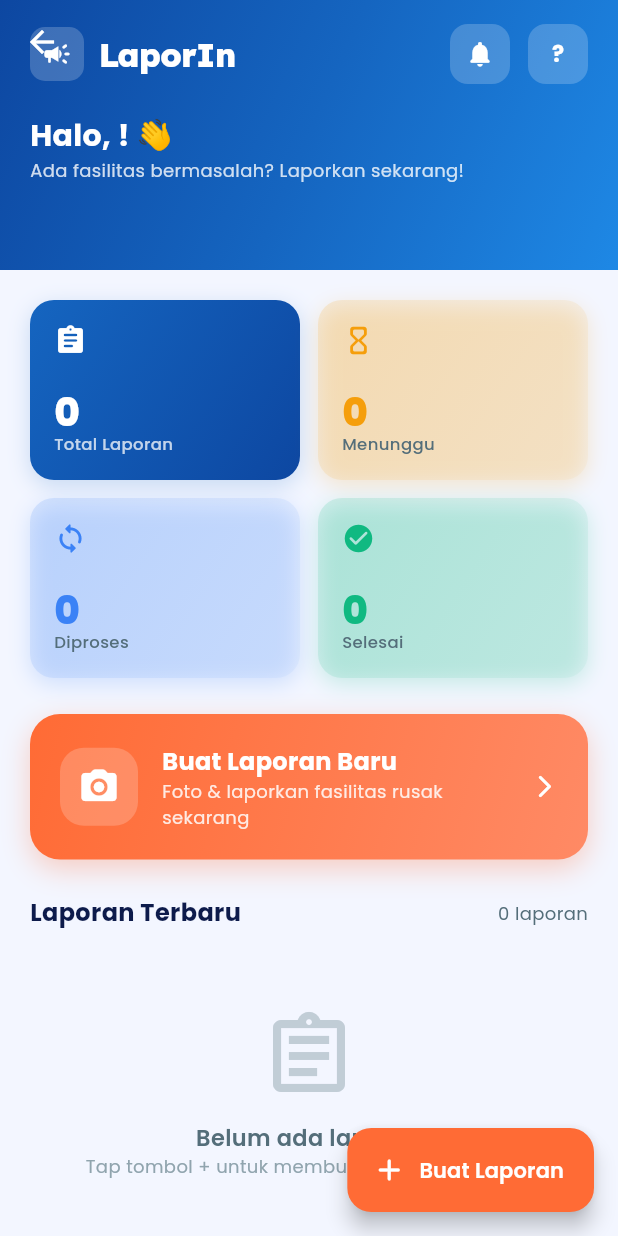
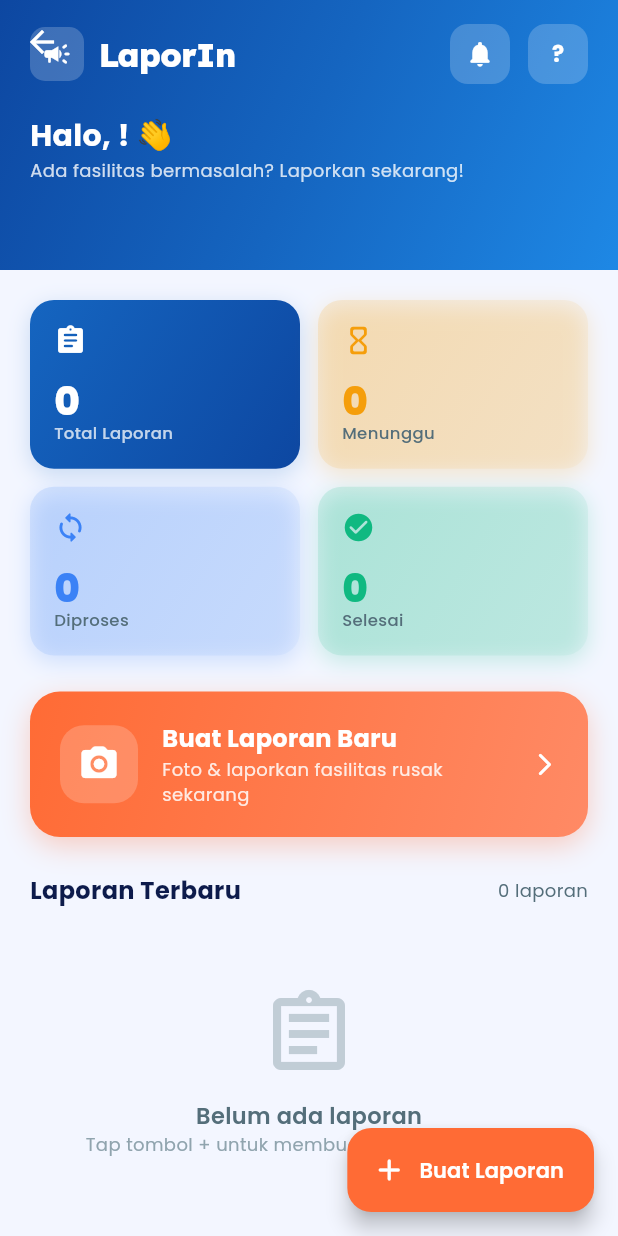
Before and after one commit to fauzidho/tubes_laporin, a Flutter app: the HomeScreen screen opened directly, on a phone screen of 412 x 824 dp. Run offline on Flutter 3.47's test engine with Material 3 defaults, Android fonts, the phone set to English and light mode, and no system bars; our stand-ins replace camera, cloud_firestore, firebase_auth, firebase_core, google_fonts, image_picker; accounts and stored records are empty.

Commit message:
feat: implement media filtering, video upload support, and UI responsiveness fixes

```diff
--- /dev/null
+++ b/lib/core/utils/file_validation.dart
@@ -0,0 +1,48 @@
+import 'package:image_picker/image_picker.dart';
+import 'package:path/path.dart' as p;
+
+class FileValidation {
+  FileValidation._();
+
+  static const List<String> allowedImageExtensions = [
+    '.jpg',
+    '.jpeg',
+    '.png',
+    '.gif',
+    '.webp',
+    '.heic',
+    '.heif',
+  ];
+
+  static const List<String> allowedVideoExtensions = [
+    '.mp4',
+    '.mov',
+    '.avi',
+    '.mkv',
+    '.flv',
+    '.wmv',
+  ];
+
+  /// Returns true if the file is an image or video.
+  static bool isValidMedia(XFile file) {
+    final ext = p.extension(file.path).toLowerCase();
+    return allowedImageExtensions.contains(ext) || allowedVideoExtensions.contains(ext);
+  }
+
+  /// Returns true if the file is an image.
+  static bool isImage(String path) {
+    final ext = p.extension(path).toLowerCase();
+    return allowedImageExtensions.contains(ext);
+  }
+
+  /// Returns true if the file is a video.
+  static bool isVideo(String path) {
+    final ext = p.extension(path).toLowerCase();
+    return allowedVideoExtensions.contains(ext);
+  }
+
+  /// Returns the media type for Cloudinary resource_type.
+  static String getCloudinaryResourceType(String path) {
+    return isVideo(path) ? 'video' : 'image';
+  }
+}
--- a/lib/features/home/home_screen.dart
+++ b/lib/features/home/home_screen.dart
@@ -160,6 +160,8 @@ class HomeScreen extends StatelessWidget {
                           fontWeight: FontWeight.w700,
                           color: Colors.white,
                         ),
+                        maxLines: 1,
+                        overflow: TextOverflow.ellipsis,
                       ),
                       Text(
                         'Ada fasilitas bermasalah? Laporkan sekarang!',
@@ -269,7 +271,7 @@ class _StatsGrid extends StatelessWidget {
       physics: const NeverScrollableScrollPhysics(),
       crossAxisSpacing: 12,
       mainAxisSpacing: 12,
-      childAspectRatio: 1.5,
+      childAspectRatio: 1.6,
       children: [
         _StatCard(
           label: 'Total Laporan',
@@ -377,16 +379,22 @@ class _StatCard extends StatelessWidget {
           mainAxisAlignment: MainAxisAlignment.spaceBetween,
           children: [
             Icon(icon, color: isLight ? color : Colors.white, size: 22),
-            Column(
+            const SizedBox(height: 8),
+            Flexible(
+              child: Column(
                 crossAxisAlignment: CrossAxisAlignment.start,
+                mainAxisAlignment: MainAxisAlignment.end,
                 children: [
-                Text(
+                  FittedBox(
+                    fit: BoxFit.scaleDown,
+                    child: Text(
                       '$value',
                       style: GoogleFonts.poppins(
                         fontSize: 26,
                         fontWeight: FontWeight.w800,
                         color: valueColor ?? textColor,
                         height: 1,
+                      ),
                     ),
                   ),
                   Text(
@@ -396,8 +404,11 @@ class _StatCard extends StatelessWidget {
                       fontWeight: FontWeight.w500,
                       color: subColor,
                     ),
+                    maxLines: 1,
+                    overflow: TextOverflow.ellipsis,
                   ),
                 ],
+              ),
             ),
           ],
         ),
--- a/lib/features/home/widgets/report_card.dart
+++ b/lib/features/home/widgets/report_card.dart
@@ -79,6 +79,8 @@ class ReportCard extends StatelessWidget {
                               fontSize: 11,
                               color: AppColors.textHint,
                             ),
+                            maxLines: 1,
+                            overflow: TextOverflow.ellipsis,
                           ),
                       ],
                     ),
```
Also changed, not shown: lib/features/admin/admin_dashboard_screen.dart (+19 -5 lines), lib/features/admin/admin_reports_screen.dart (+5 -5 lines), lib/features/auth/login_screen.dart (+12 -14 lines), lib/features/report/report_detail_screen.dart (+29 -1 lines), lib/features/report/widgets/camera_capture_widget.dart (+74 -10 lines), lib/providers/report_provider.dart (+11 -5 lines). Lines whose indentation alone changed are shown as unchanged.
